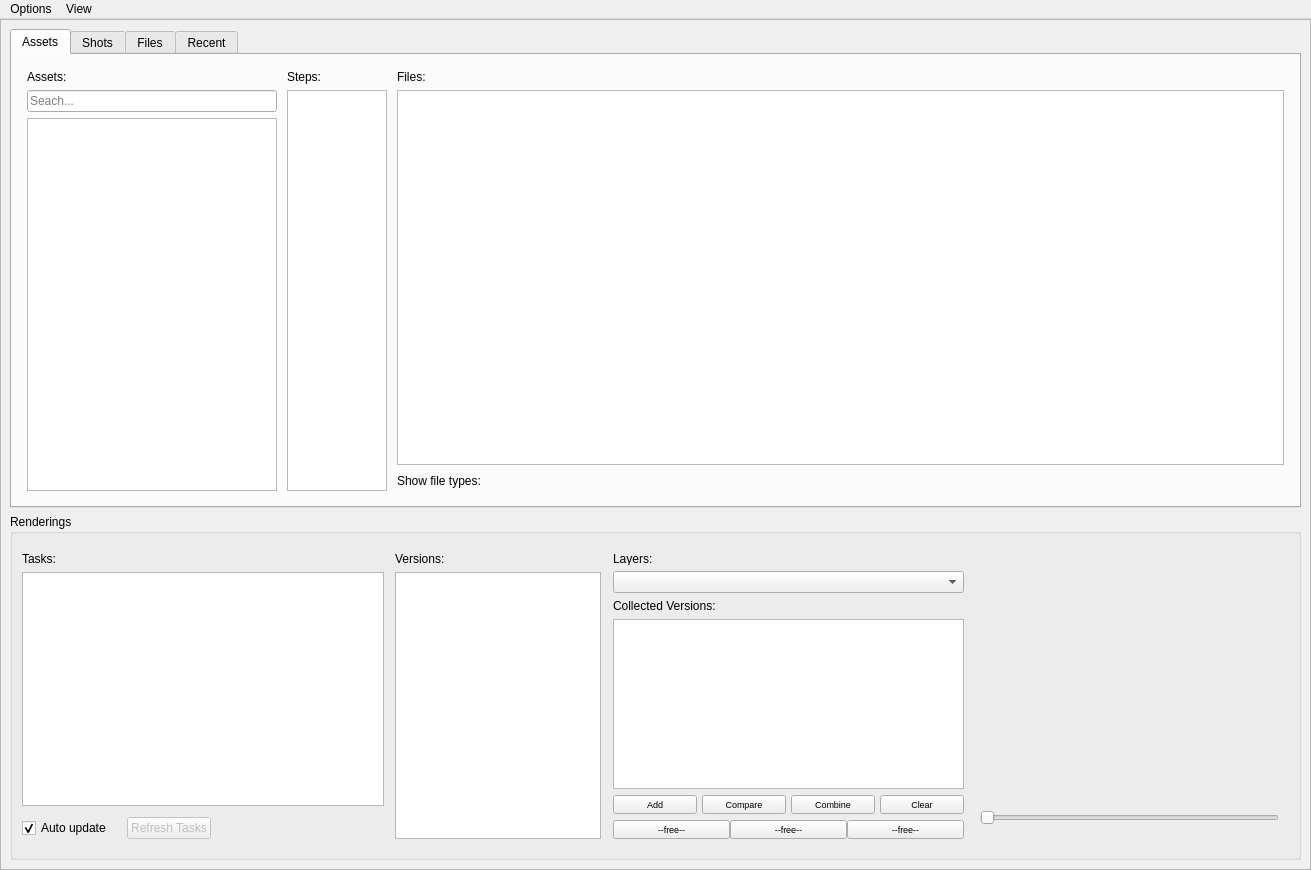
Before: the Qt Designer form Prism/Scripts/ProjectScripts/UserInterfaces/ProjectBrowser.ui in PrismPipeline/Prism, drawn with Qt 5.
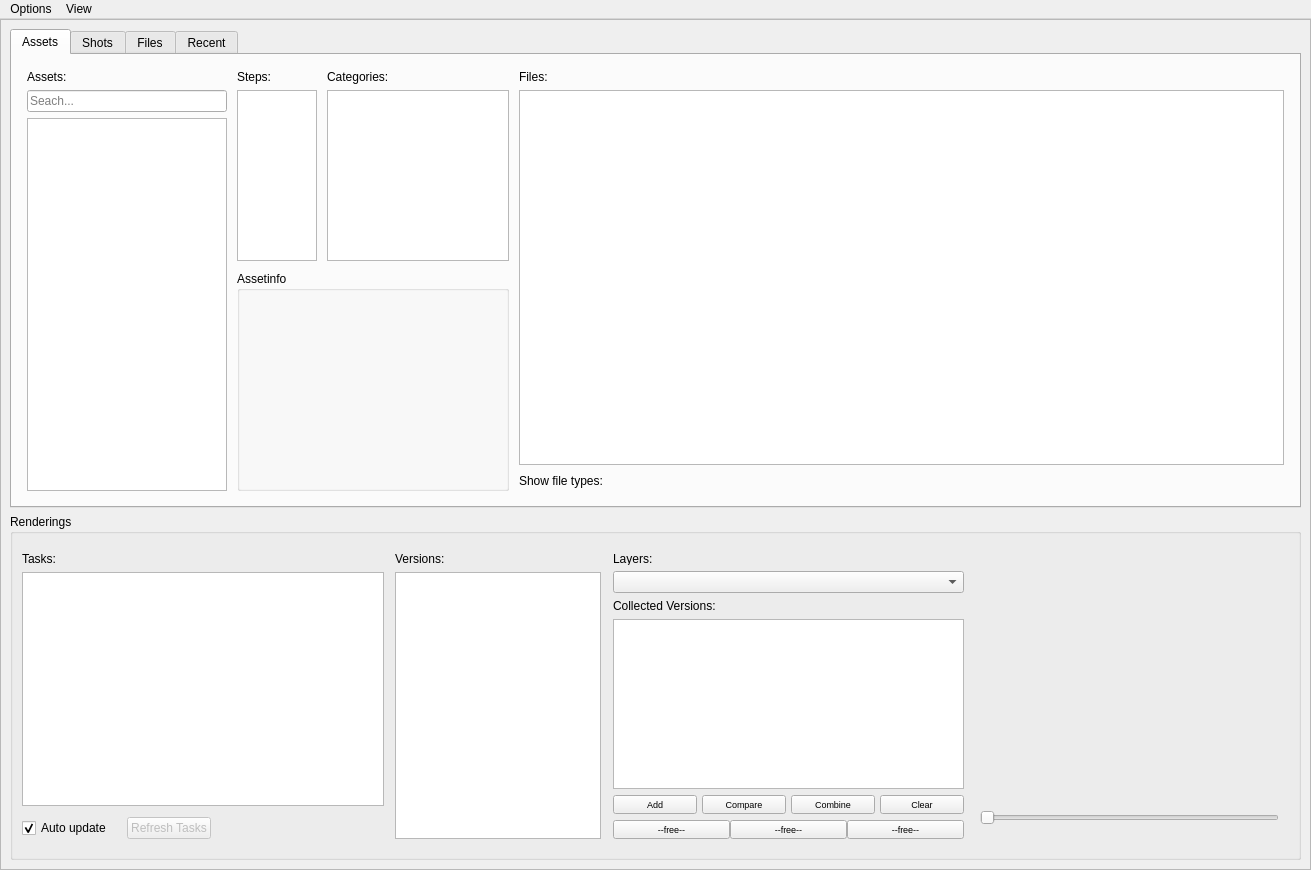
After: the same form once the commit is applied.

Commit message: asset category and user abbreviation added

Diff of the .ui file:
```diff
--- a/Prism/Scripts/ProjectScripts/UserInterfaces/ProjectBrowser.ui
+++ b/Prism/Scripts/ProjectScripts/UserInterfaces/ProjectBrowser.ui
@@ -95,7 +95,7 @@
               </property>
               <property name="maximumSize">
                <size>
-                <width>250</width>
+                <width>200</width>
                 <height>16777215</height>
                </size>
               </property>
@@ -124,9 +124,6 @@
                  <property name="placeholderText">
                   <string>Seach...</string>
                  </property>
-                 <property name="clearButtonEnabled">
-                  <bool>true</bool>
-                 </property>
                 </widget>
                </item>
                <item>
@@ -157,11 +154,14 @@
              <widget class="QWidget" name="widget_12" native="true">
               <property name="maximumSize">
                <size>
-                <width>100</width>
+                <width>272</width>
                 <height>16777215</height>
                </size>
               </property>
-              <layout class="QVBoxLayout" name="verticalLayout">
+              <layout class="QVBoxLayout" name="verticalLayout_21">
+               <property name="spacing">
+                <number>10</number>
+               </property>
                <property name="leftMargin">
                 <number>0</number>
                </property>
@@ -175,23 +175,265 @@
                 <number>0</number>
                </property>
                <item>
-                <widget class="QLabel" name="l_aStep">
-                 <property name="text">
-                  <string>Steps:</string>
-                 </property>
+                <widget class="QWidget" name="horizontalWidget_2" native="true">
+                 <layout class="QHBoxLayout" name="horizontalLayout_13">
+                  <property name="spacing">
+                   <number>10</number>
+                  </property>
+                  <property name="leftMargin">
+                   <number>0</number>
+                  </property>
+                  <property name="topMargin">
+                   <number>0</number>
+                  </property>
+                  <property name="rightMargin">
+                   <number>0</number>
+                  </property>
+                  <property name="bottomMargin">
+                   <number>0</number>
+                  </property>
+                  <item>
+                   <widget class="QWidget" name="widget_23" native="true">
+                    <property name="minimumSize">
+                     <size>
+                      <width>80</width>
+                      <height>0</height>
+                     </size>
+                    </property>
+                    <layout class="QVBoxLayout" name="verticalLayout_22">
+                     <property name="leftMargin">
+                      <number>0</number>
+                     </property>
+                     <property name="topMargin">
+                      <number>0</number>
+                     </property>
+                     <property name="rightMargin">
+                      <number>0</number>
+                     </property>
+                     <property name="bottomMargin">
+                      <number>0</number>
+                     </property>
+                     <item>
+                      <widget class="QLabel" name="l_aStep">
+                       <property name="text">
+                        <string>Steps:</string>
+                       </property>
+                      </widget>
+                     </item>
+                     <item>
+                      <widget class="QListWidget" name="lw_aPipeline">
+                       <property name="contextMenuPolicy">
+                        <enum>Qt::CustomContextMenu</enum>
+                       </property>
+                       <property name="editTriggers">
+                        <set>QAbstractItemView::NoEditTriggers</set>
+                       </property>
+                       <property name="verticalScrollMode">
+                        <enum>QAbstractItemView::ScrollPerPixel</enum>
+                       </property>
+                      </widget>
+                     </item>
+                    </layout>
+                   </widget>
+                  </item>
+                  <item>
+                   <widget class="QWidget" name="w_aCategory" native="true">
+                    <property name="minimumSize">
+                     <size>
+                      <width>182</width>
+                      <height>0</height>
+                     </size>
+                    </property>
+                    <property name="maximumSize">
+                     <size>
+                      <width>182</width>
+                      <height>16777215</height>
+                     </size>
+                    </property>
+                    <layout class="QVBoxLayout" name="verticalLayout_23">
+                     <property name="leftMargin">
+                      <number>0</number>
+                     </property>
+                     <property name="topMargin">
+                      <number>0</number>
+                     </property>
+                     <property name="rightMargin">
+                      <number>0</number>
+                     </property>
+                     <property name="bottomMargin">
+                      <number>0</number>
+                     </property>
+                     <item>
+                      <widget class="QLabel" name="l_aCategory">
+                       <property name="text">
+                        <string>Categories:</string>
+                       </property>
+                      </widget>
+                     </item>
+                     <item>
+                      <widget class="QListWidget" name="lw_aCategory">
+                       <property name="maximumSize">
+                        <size>
+                         <width>10000</width>
+                         <height>16777215</height>
+                        </size>
+                       </property>
+                       <property name="contextMenuPolicy">
+                        <enum>Qt::CustomContextMenu</enum>
+                       </property>
+                       <property name="editTriggers">
+                        <set>QAbstractItemView::NoEditTriggers</set>
+                       </property>
+                       <property name="verticalScrollMode">
+                        <enum>QAbstractItemView::ScrollPerPixel</enum>
+                       </property>
+                      </widget>
+                     </item>
+                    </layout>
+                   </widget>
+                  </item>
+                 </layout>
                 </widget>
                </item>
                <item>
-                <widget class="QListWidget" name="lw_aPipeline">
-                 <property name="contextMenuPolicy">
-                  <enum>Qt::CustomContextMenu</enum>
+                <widget class="QGroupBox" name="groupBox_4">
+                 <property name="minimumSize">
+                  <size>
+                   <width>0</width>
+                   <height>220</height>
+                  </size>
                  </property>
-                 <property name="editTriggers">
-                  <set>QAbstractItemView::NoEditTriggers</set>
+                 <property name="maximumSize">
+                  <size>
+                   <width>16777215</width>
+                   <height>220</height>
+                  </size>
                  </property>
-                 <property name="verticalScrollMode">
-                  <enum>QAbstractItemView::ScrollPerPixel</enum>
+                 <property name="title">
+                  <string>Assetinfo</string>
                  </property>
+                 <layout class="QVBoxLayout" name="verticalLayout_24">
+                  <property name="spacing">
+                   <number>15</number>
+                  </property>
+                  <property name="leftMargin">
+                   <number>9</number>
+                  </property>
+                  <property name="topMargin">
+                   <number>18</number>
+                  </property>
+                  <property name="rightMargin">
+                   <number>9</number>
+                  </property>
+                  <property name="bottomMargin">
+                   <number>9</number>
+                  </property>
+                  <item>
+                   <widget class="QLabel" name="l_aDescription">
+                    <property name="text">
+                     <string/>
+                    </property>
+                   </widget>
+                  </item>
+                  <item>
+                   <spacer name="verticalSpacer_5">
+                    <property name="orientation">
+                     <enum>Qt::Vertical</enum>
+                    </property>
+                    <property name="sizeHint" stdset="0">
+                     <size>
+                      <width>20</width>
+                      <height>40</height>
+                     </size>
+                    </property>
+                   </spacer>
+                  </item>
+                  <item>
+                   <widget class="QWidget" name="widget_8" native="true">
+                    <layout class="QHBoxLayout" name="horizontalLayout_14">
+                     <property name="spacing">
+                      <number>0</number>
+                     </property>
+                     <property name="leftMargin">
+                      <number>0</number>
+                     </property>
+                     <property name="topMargin">
+                      <number>0</number>
+                     </property>
+                     <property name="rightMargin">
+                      <number>0</number>
+                     </property>
+                     <property name="bottomMargin">
+                      <number>0</number>
+                     </property>
+                     <item>
+                      <spacer name="horizontalSpacer_6">
+                       <property name="orientation">
+                        <enum>Qt::Horizontal</enum>
+                       </property>
+                       <property name="sizeHint" stdset="0">
+                        <size>
+                         <width>40</width>
+                         <height>20</height>
+                        </size>
+                       </property>
+                      </spacer>
+                     </item>
+                     <item>
+                      <widget class="QLabel" name="l_assetPreview">
+                       <property name="sizePolicy">
+                        <sizepolicy hsizetype="Fixed" vsizetype="Fixed">
+                         <horstretch>0</horstretch>
+                         <verstretch>0</verstretch>
+                        </sizepolicy>
+                       </property>
+                       <property name="minimumSize">
+                        <size>
+                         <width>100</width>
+                         <height>100</height>
+                        </size>
+                       </property>
+                       <property name="contextMenuPolicy">
+                        <enum>Qt::CustomContextMenu</enum>
+                       </property>
+                       <property name="text">
+                        <string/>
+                       </property>
+                       <property name="alignment">
+                        <set>Qt::AlignCenter</set>
+                       </property>
+                      </widget>
+                     </item>
+                     <item>
+                      <spacer name="horizontalSpacer_7">
+                       <property name="orientation">
+                        <enum>Qt::Horizontal</enum>
+                       </property>
+                       <property name="sizeHint" stdset="0">
+                        <size>
+                         <width>40</width>
+                         <height>20</height>
+                        </size>
+                       </property>
+                      </spacer>
+                     </item>
+                    </layout>
+                   </widget>
+                  </item>
+                  <item>
+                   <spacer name="verticalSpacer_6">
+                    <property name="orientation">
+                     <enum>Qt::Vertical</enum>
+                    </property>
+                    <property name="sizeHint" stdset="0">
+                     <size>
+                      <width>20</width>
+                      <height>40</height>
+                     </size>
+                    </property>
+                   </spacer>
+                  </item>
+                 </layout>
                 </widget>
                </item>
               </layout>
```
Left out of the diff: 17 changed lines with no effect on the pictures. The commit also changes 18 other files.
